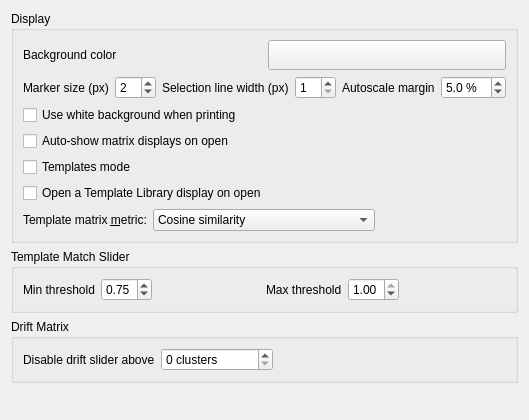
Gravios/neurosuite-3, file src/klusters/src/prefdisplaylayout.ui: the form before one commit.
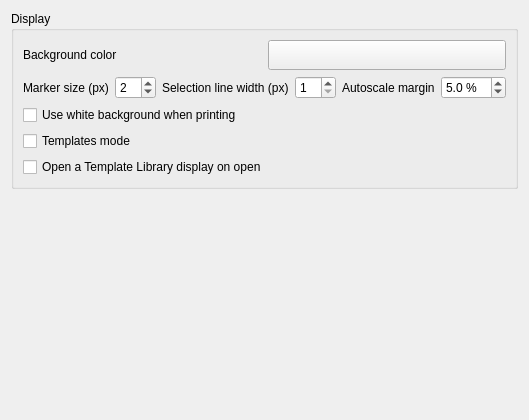
The form after the commit. Custom widgets are drawn as their Qt base class.

What changed in the file:
```diff
--- a/src/klusters/src/prefdisplaylayout.ui
+++ b/src/klusters/src/prefdisplaylayout.ui
@@ -197,17 +197,6 @@
        </widget>
       </item>
       <item row="3" column="0">
-       
-       <widget class="QCheckBox" name="autoShowMatricesOnOpenCheckBox">
-        <property name="text">
-         <string>Auto-show matrix displays on open</string>
-        </property>
-        <property name="toolTip">
-         <string>When checked, opening a document automatically creates a Grouping Assistant Display with the Error, Template, Residual and Drift Matrix docks tabified into one frame (press E to step through them), then triggers an Update Error Matrix to populate them.  Saves the user from manually doing this on every document open.  Combines with the global window-geometry restore (already saved on close) to give a consistent layout across sessions.</string>
-        </property>
-       </widget>
-      </item>
-      <item row="4" column="0">
        <widget class="QCheckBox" name="templatesModeCheckBox">
         <property name="text">
          <string>Templates mode</string>
@@ -217,7 +206,7 @@
         </property>
        </widget>
       </item>
-      <item row="5" column="0">
+      <item row="4" column="0">
        <widget class="QCheckBox" name="autoShowTemplateLibraryOnOpenCheckBox">
         <property name="text">
          <string>Open a Template Library display on open</string>
@@ -227,219 +216,9 @@
         </property>
        </widget>
       </item>
-      <item row="6" column="0">
-       <layout class="QHBoxLayout" name="templateXcorrMetricLayout">
-        <item>
-         <widget class="QLabel" name="templateXcorrMetricLabel">
-          <property name="text">
-           <string>Template matrix &amp;metric:</string>
-          </property>
-          <property name="buddy">
-           <cstring>templateXcorrMetricComboBox</cstring>
-          </property>
-         </widget>
-        </item>
-        <item>
-         <widget class="QComboBox" name="templateXcorrMetricComboBox">
-          <property name="toolTip">
-           <string>Similarity metric for the Template Matrix cells.  Cosine: peak normalised cross-correlation between cluster mean waveforms.  Pearson: removes each waveform's overlap-window mean first (shape correlation, insensitive to a shared DC offset).  Raw: non-normalised cross-correlation, amplitude-weighted, globally scaled so the strongest pair reads 1.0.  Profile: inter-channel structure (amplitude profile, polarity profile, per-channel-normalised shape), amplitude-blind. The per-spike pair xcorr and auto-merge always use cosine/Pearson (never raw), since their thresholds need a bounded [0,1] score.</string>
-          </property>
-          <item>
-           <property name="text">
-            <string>Cosine similarity</string>
-           </property>
-          </item>
-          <item>
-           <property name="text">
-            <string>Pearson correlation</string>
-           </property>
-          </item>
-          <item>
-           <property name="text">
-            <string>Raw (non-normalised)</string>
-           </property>
-          </item>
-          <item>
-           <property name="text">
-            <string>Disattenuated (energy-corrected)</string>
-           </property>
-          </item>
-          <item>
-           <property name="text">
-            <string>Fast-AP window (energy-corrected)</string>
-           </property>
-          </item>
-          <item>
-           <property name="text">
-            <string>Profile (inter-channel)</string>
-           </property>
-          </item>
-         </widget>
-        </item>
-        <item>
-         <spacer name="templateXcorrMetricSpacer">
-          <property name="orientation">
-           <enum>Qt::Horizontal</enum>
-          </property>
-          <property name="sizeHint" stdset="0">
-           <size>
-            <width>40</width>
-            <height>20</height>
-           </size>
-          </property>
-         </spacer>
-        </item>
-       </layout>
-      </item>
-     </layout>
+      </layout>
     </widget>
    </item>
-   <item>
-<widget class="QGroupBox" name="groupBoxTemplateMatrix">
-       <property name="sizePolicy">
-        <sizepolicy hsizetype="Preferred" vsizetype="Fixed">
-         <horstretch>0</horstretch>
-         <verstretch>0</verstretch>
-        </sizepolicy>
-       </property>
-       <property name="maximumSize">
-        <size>
-         <width>32767</width>
-         <height>80</height>
-        </size>
-       </property>
-       <property name="title">
-        <string>Template Match Slider</string>
-       </property>
-       <layout class="QGridLayout" name="gridLayoutTM">
-        <item row="0" column="0">
-         <layout class="QHBoxLayout">
-          <item>
-           <widget class="QLabel" name="tmMinLabel">
-            <property name="text">
-             <string>Min threshold</string>
-            </property>
-           </widget>
-          </item>
-          <item>
-           <widget class="QDoubleSpinBox" name="templateThresholdMinSpinBox">
-            <property name="toolTip">
-             <string>Lower bound of the template match threshold slider (0.0–1.0)</string>
-            </property>
-            <property name="minimum">
-             <double>0.000000000000000</double>
-            </property>
-            <property name="maximum">
-             <double>1.000000000000000</double>
-            </property>
-            <property name="singleStep">
-             <double>0.050000000000000</double>
-            </property>
-            <property name="decimals">
-             <number>2</number>
-            </property>
-            <property name="value">
-             <double>0.750000000000000</double>
-            </property>
-           </widget>
-          </item>
-          <item>
-           <spacer name="spacer_tm_mid">
-            <property name="orientation">
-             <enum>Qt::Horizontal</enum>
-            </property>
-            <property name="sizeType">
-             <enum>QSizePolicy::Expanding</enum>
-            </property>
-            <property name="sizeHint" stdset="0">
-             <size><width>20</width><height>20</height></size>
-            </property>
-           </spacer>
-          </item>
-          <item>
-           <widget class="QLabel" name="tmMaxLabel">
-            <property name="text">
-             <string>Max threshold</string>
-            </property>
-           </widget>
-          </item>
-          <item>
-           <widget class="QDoubleSpinBox" name="templateThresholdMaxSpinBox">
-            <property name="toolTip">
-             <string>Upper bound of the template match threshold slider (0.0–1.0)</string>
-            </property>
-            <property name="minimum">
-             <double>0.000000000000000</double>
-            </property>
-            <property name="maximum">
-             <double>1.000000000000000</double>
-            </property>
-            <property name="singleStep">
-             <double>0.050000000000000</double>
-            </property>
-            <property name="decimals">
-             <number>2</number>
-            </property>
-            <property name="value">
-             <double>1.000000000000000</double>
-            </property>
-           </widget>
-          </item>
-          <item>
-           <spacer name="spacer_tm_end">
-            <property name="orientation">
-             <enum>Qt::Horizontal</enum>
-            </property>
-            <property name="sizeType">
-             <enum>QSizePolicy::Expanding</enum>
-            </property>
-            <property name="sizeHint" stdset="0">
-             <size><width>40</width><height>20</height></size>
-            </property>
-           </spacer>
-          </item>
-         </layout>
-        </item>
-       </layout>
-      </widget>
-   </item>
-   <item>
-      <widget class="QGroupBox" name="groupBoxDriftMatrix">
-       <property name="sizePolicy">
-        <sizepolicy hsizetype="Preferred" vsizetype="Fixed">
-         <horstretch>0</horstretch>
-         <verstretch>0</verstretch>
-        </sizepolicy>
-       </property>
-       <property name="title">
-        <string>Drift Matrix</string>
-       </property>
-       <layout class="QHBoxLayout" name="driftMatrixRow">
-        <item>
-         <widget class="QLabel" name="driftSliderMaxClustersLabel">
-          <property name="text">
-           <string>Disable drift slider above</string>
-          </property>
-         </widget>
-        </item>
-        <item>
-         <widget class="QSpinBox" name="driftSliderMaxClustersSpinBox">
-          <property name="minimum"><number>0</number></property>
-          <property name="maximum"><number>1000000</number></property>
-          <property name="singleStep"><number>100</number></property>
-          <property name="suffix"><string> clusters</string></property>
-          <property name="toolTip"><string>Each drift-slider step recomputes the correlation of every cluster pair, so the control stops being interactive well before the matrix stops being readable. Drift linking is also only meaningful once the sort has been consolidated. Above this count the slider is disabled and re-enables itself as you merge down. 0 disables it always. Default: 1000.</string></property>
-         </widget>
-        </item>
-        <item>
-         <spacer name="driftSliderMaxClustersSpacer">
-          <property name="orientation"><enum>Qt::Horizontal</enum></property>
-          <property name="sizeHint" stdset="0"><size><width>40</width><height>20</height></size></property>
-         </spacer>
-        </item>
-       </layout>
-      </widget>
-   </item>
    <item><spacer name="vSpacer"><property name="orientation"><enum>Qt::Vertical</enum></property><property name="sizeHint" stdset="0"><size><width>20</width><height>40</height></size></property></spacer></item>
   </layout>
  </widget>
```
Left out of the diff: 2 changed lines with no effect on the pictures.
